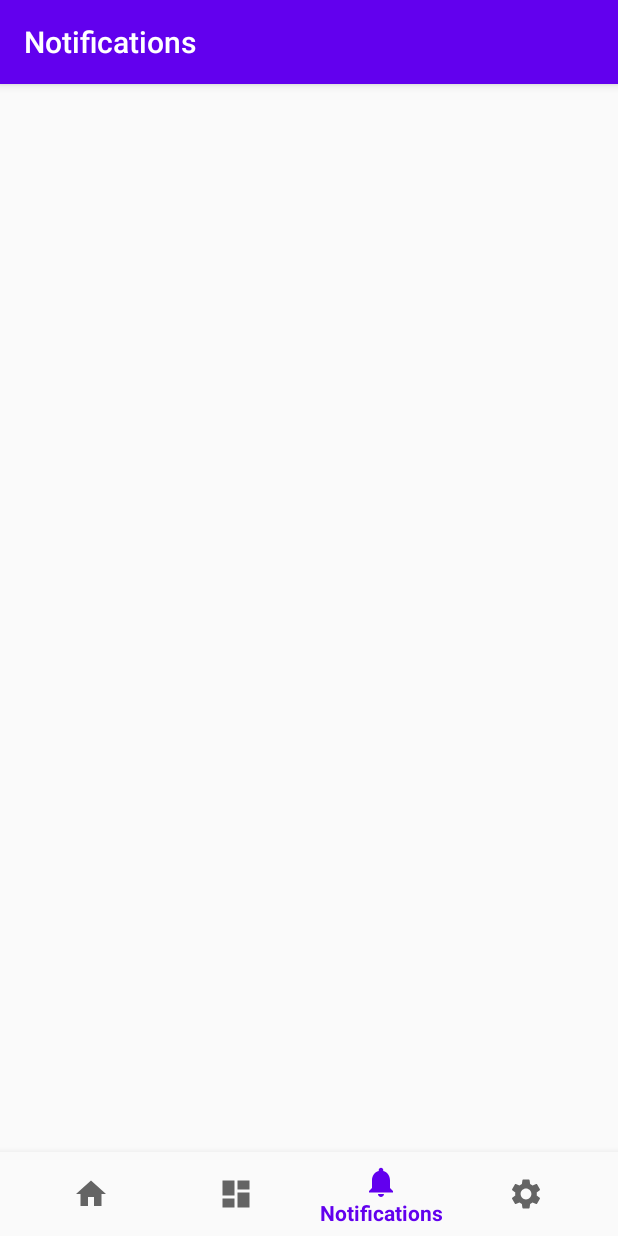
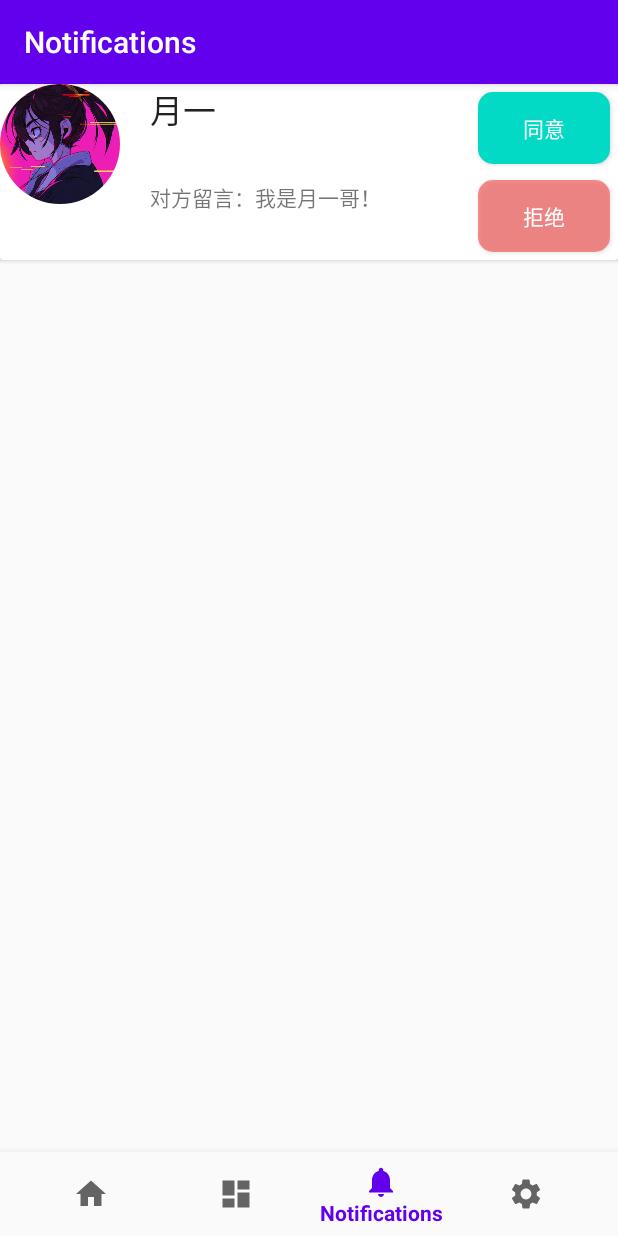
Before and after one commit to TimeMasterLuo/TimeManager, an Android app: the NotificationsFragment screen opened through its navigation route, on a phone screen of 412 x 824 dp. Run offline under Robolectric (Android 15) with nearby library versions, the phone set to English and light mode, and no system bars; our stand-ins replace CircleImageView, navigation-ui.

Commit message:
feat:添加了一个圆角button设置；添加消息通知栏

```diff
--- /dev/null
+++ b/app/src/main/res/drawable/button_circle_shape.xml
@@ -0,0 +1,26 @@
+<?xml version="1.0" encoding="UTF-8"?>
+<shape
+    xmlns:android="http://schemas.android.com/apk/res/android"
+    android:shape="rectangle">
+    <!-- 填充的颜色 -->
+    <solid android:color="#C4F36A6A" />
+    <!-- android:radius 弧形的半径 -->
+    <!-- 设置按钮的四个角为弧形 -->
+    <corners
+        android:radius="10dip" />
+    <!--也可单独设置-->
+    <!-- <corners -->
+    <!-- android:topLeftRadius="10dp"-->
+    <!-- android:topRightRadius="10dp"-->
+    <!-- android:bottomRightRadius="10dp"-->
+    <!--  android:bottomLeftRadius="10dp"-->
+    <!--   />  -->
+<!--    **设置文字padding**-->
+    <!-- padding：Button里面的文字与Button边界的间隔 -->
+    <padding
+        android:left="5dp"
+        android:top="5dp"
+        android:right="5dp"
+        android:bottom="5dp"
+        />
+</shape>
--- /dev/null
+++ b/app/src/main/res/drawable/button_circle_shape_agree.xml
@@ -0,0 +1,26 @@
+<?xml version="1.0" encoding="UTF-8"?>
+<shape
+    xmlns:android="http://schemas.android.com/apk/res/android"
+    android:shape="rectangle">
+    <!-- 填充的颜色 -->
+    <solid android:color="#03DAC5" />
+    <!-- android:radius 弧形的半径 -->
+    <!-- 设置按钮的四个角为弧形 -->
+    <corners
+        android:radius="10dip" />
+    <!--也可单独设置-->
+    <!-- <corners -->
+    <!-- android:topLeftRadius="10dp"-->
+    <!-- android:topRightRadius="10dp"-->
+    <!-- android:bottomRightRadius="10dp"-->
+    <!--  android:bottomLeftRadius="10dp"-->
+    <!--   />  -->
+    <!--    **设置文字padding**-->
+    <!-- padding：Button里面的文字与Button边界的间隔 -->
+    <padding
+        android:left="5dp"
+        android:top="5dp"
+        android:right="5dp"
+        android:bottom="5dp"
+        />
+</shape>
--- a/app/src/main/res/layout/activity_friend_profile.xml
+++ b/app/src/main/res/layout/activity_friend_profile.xml
@@ -167,21 +167,22 @@
 
         <Button
             android:id="@+id/button9"
+            style="@style/Widget.AppCompat.Button.Colored"
             android:layout_width="wrap_content"
             android:layout_height="match_parent"
             android:layout_marginRight="5dp"
             android:layout_weight="1"
-            android:background="#C4F36A6A"
+            android:background="@drawable/button_circle_shape"
             android:text="删除好友" />
 
         <Button
             android:id="@+id/button8"
-            style="@style/Widget.AppCompat.Button"
+            style="@style/Widget.AppCompat.Button.Colored"
             android:layout_width="wrap_content"
             android:layout_height="match_parent"
             android:layout_marginLeft="5dp"
             android:layout_weight="1"
-            android:background="#96EDCF"
+            android:background="@drawable/button_circle_shape_agree"
             android:text="为好友设定闹钟" />
 
     </LinearLayout>
--- a/app/src/main/res/layout/fragment_notifications.xml
+++ b/app/src/main/res/layout/fragment_notifications.xml
@@ -6,18 +6,95 @@
     android:layout_height="match_parent"
     tools:context=".ui.notifications.NotificationsFragment">
 
-    <TextView
-        android:id="@+id/text_notifications"
-        android:layout_width="match_parent"
-        android:layout_height="wrap_content"
-        android:layout_marginStart="8dp"
-        android:layout_marginTop="8dp"
-        android:layout_marginEnd="8dp"
-        android:textAlignment="center"
-        android:textSize="20sp"
+    <ScrollView
+        android:layout_width="0dp"
+        android:layout_height="0dp"
         app:layout_constraintBottom_toBottomOf="parent"
         app:layout_constraintEnd_toEndOf="parent"
         app:layout_constraintStart_toStartOf="parent"
-        app:layout_constraintTop_toTopOf="parent" />
+        app:layout_constraintTop_toTopOf="parent">
 
+        <LinearLayout
+            android:layout_width="match_parent"
+            android:layout_height="wrap_content"
+            android:orientation="vertical">
+
+
+            <androidx.cardview.widget.CardView
+                android:layout_width="match_parent"
+                android:layout_height="0dp"
+                android:layout_marginBottom="20dp"
+                android:layout_weight="1">
+
+                <androidx.gridlayout.widget.GridLayout
+                    android:layout_width="match_parent"
+                    android:layout_height="match_parent"
+                    app:rowCount="3">
+
+                    <com.example.timemanager.compoents.CircleImageView
+                        android:id="@+id/imageView1"
+                        android:layout_width="80dp"
+                        android:layout_height="80dp"
+                        android:layout_weight="1"
+                        android:background="#FFFFFF"
+                        android:scaleType="centerInside"
+                        app:srcCompat="@drawable/avatar2" />
+
+                    <LinearLayout
+                        android:layout_weight="1"
+                        android:orientation="vertical"
+                        android:paddingLeft="20dp"
+                        android:visibility="visible"
+                        app:layout_gravity="fill"
+                        app:layout_rowWeight="4">
+
+                        <TextView
+                            android:id="@+id/textView1"
+                            android:layout_width="wrap_content"
+                            android:layout_height="wrap_content"
+                            android:layout_weight="1"
+                            android:text="月一"
+                            android:textAppearance="@style/TextAppearance.AppCompat.Large" />
+
+                        <TextView
+                            android:id="@+id/textView2"
+                            android:layout_width="match_parent"
+                            android:layout_height="wrap_content"
+                            android:layout_weight="1"
+                            android:text="对方留言：我是月一哥！" />
+
+                    </LinearLayout>
+
+                    <LinearLayout
+                        android:layout_width="wrap_content"
+                        android:layout_height="wrap_content"
+                        android:orientation="vertical">
+
+                        <Button
+                            android:id="@+id/button10"
+                            style="@style/Widget.AppCompat.Button.Colored"
+                            android:layout_width="wrap_content"
+                            android:layout_height="wrap_content"
+                            android:layout_margin="5dp"
+                            android:layout_weight="1"
+                            android:background="@drawable/button_circle_shape_agree"
+                            android:text="同意" />
+
+                        <Button
+                            android:id="@+id/button11"
+                            style="@style/Widget.AppCompat.Button.Colored"
+                            android:layout_width="wrap_content"
+                            android:layout_height="wrap_content"
+                            android:layout_margin="5dp"
+                            android:layout_weight="1"
+                            android:background="@drawable/button_circle_shape"
+                            android:text="拒绝" />
+                    </LinearLayout>
+
+                </androidx.gridlayout.widget.GridLayout>
+
+            </androidx.cardview.widget.CardView>
+
+        </LinearLayout>
+    </ScrollView>
 </androidx.constraintlayout.widget.ConstraintLayout>
--- a/app/src/main/res/values/colors.xml
+++ b/app/src/main/res/values/colors.xml
@@ -3,5 +3,6 @@
     <color name="colorPrimary">#6200EE</color>
     <color name="colorPrimaryDark">#3700B3</color>
     <color name="colorAccent">#03DAC5</color>
+    <color name="colorDanger">#C4F36A6A</color>
     <color name="pink">#F16D7A</color>
 </resources>
```
